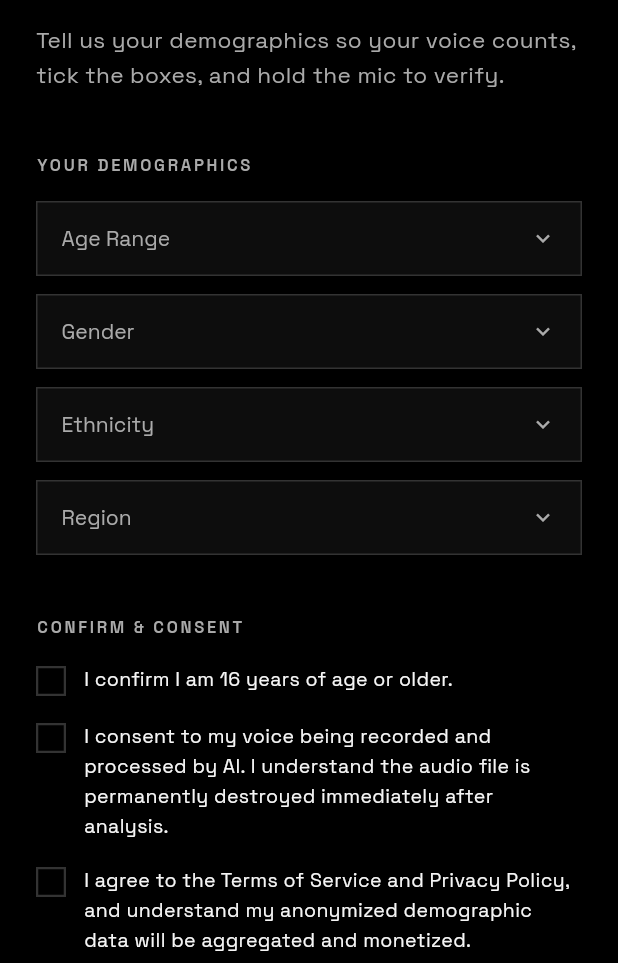
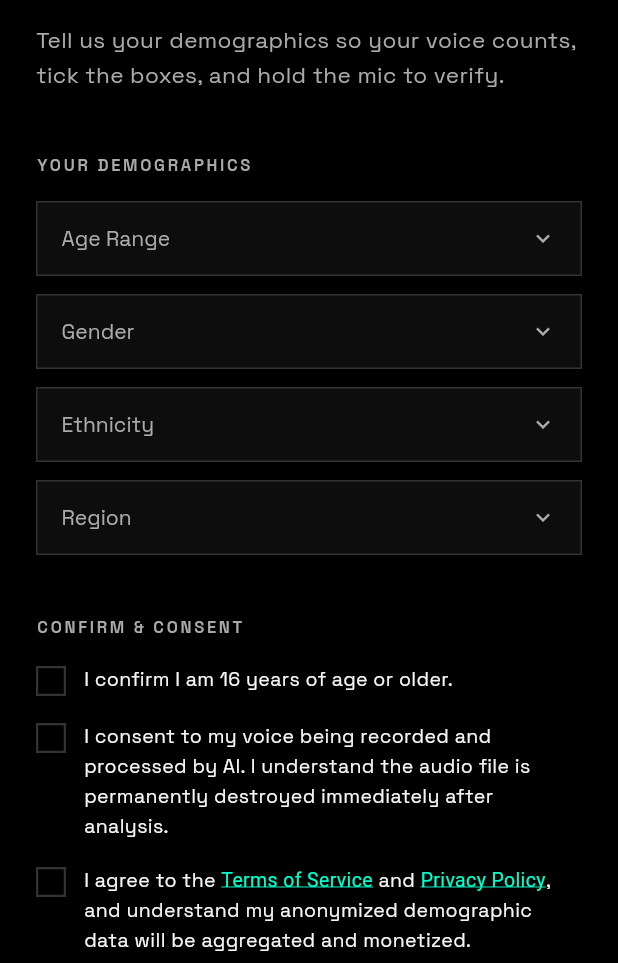
Before and after one commit to Warming-Neon/stewyrt-web, a Flutter app: the OnboardingScreen screen opened directly, on a phone screen of 412 x 824 dp, the part 273-1236 px from its top. Run offline on Flutter 3.47's test engine with Material 3 defaults, Android fonts, the phone set to English and light mode, and no system bars; our stand-ins replace appinio_swiper, cloud_firestore, firebase_auth, firebase_core, firebase_storage, google_fonts and 4 more; missing offline and left inert: dart:js_interop, dart:ui_web, record; accounts and stored records are empty; network calls fail.

Commit message:
Web platform compatibility and compliance UX
- StorageService: replace putFile/dart:io with putData + conditional import
  (upload_bytes_io.dart / upload_bytes_web.dart) for web audio upload support
- boot_router, day_one, recording_sheet, onboarding: kIsWeb guard on
  getTemporaryDirectory() — web uses empty path, native uses temp dir
- boot_router: compliance snackbar on web boot; try/catch with user-facing
  error snackbar on init failure
- onboarding: Terms and Privacy labels are now tappable links (url_launcher);
  _SharpCheckbox refactored from String to InlineSpan label
- onboarding: null-safe FirebaseAuth.currentUser check before upload
- pulse_screen: polls ordered descending by createdAt; debug logging added
- firestore_service, storage_service: debug logging for snapshot and upload events
- pubspec: add url_launcher ^6.3.0

Co-Authored-By: Claude Sonnet 4.6 <noreply@anthropic.com>

```diff
--- a/lib/screens/onboarding_screen.dart
+++ b/lib/screens/onboarding_screen.dart
@@ -1,7 +1,10 @@
 import 'dart:async';
 import 'dart:math';
+import 'package:flutter/foundation.dart';
+import 'package:flutter/gestures.dart';
 import 'package:flutter/material.dart';
 import 'package:flutter/services.dart';
+import 'package:url_launcher/url_launcher.dart';
 import 'package:google_fonts/google_fonts.dart';
 import 'package:path_provider/path_provider.dart';
 import 'package:record/record.dart';
@@ -64,6 +67,10 @@ class _OnboardingScreenState extends State<OnboardingScreen>
   int _phraseIndex = 0;
   Timer? _phraseTimer;
 
+  // ── Link recognizers ──────────────────────────────────────────────────────
+  late final TapGestureRecognizer _termsRecognizer;
+  late final TapGestureRecognizer _privacyRecognizer;
+
   // ── Shake animation (invalid tap feedback) ────────────────────────────────
   late final AnimationController _shakeController;
   late final Animation<double> _shakeAnimation;
@@ -92,6 +99,11 @@ class _OnboardingScreenState extends State<OnboardingScreen>
   void initState() {
     super.initState();
 
+    _termsRecognizer = TapGestureRecognizer()
+      ..onTap = () => _openUrl('https://stewyrt.com/terms.html');
+    _privacyRecognizer = TapGestureRecognizer()
+      ..onTap = () => _openUrl('https://stewyrt.com/privacy.html');
+
     _shakeController = AnimationController(
       vsync: this,
       duration: const Duration(milliseconds: 420),
@@ -107,6 +119,8 @@ class _OnboardingScreenState extends State<OnboardingScreen>
 
   @override
   void dispose() {
+    _termsRecognizer.dispose();
+    _privacyRecognizer.dispose();
     _shakeController.dispose();
     _maxDurationTimer?.cancel();
     _ampSub?.cancel();
@@ -126,6 +140,15 @@ class _OnboardingScreenState extends State<OnboardingScreen>
       _confirmedAge &&
       _consentRecording &&
       _agreedTerms;
+
+  // ── URL launcher ──────────────────────────────────────────────────────────
+
+  Future<void> _openUrl(String url) async {
+    final uri = Uri.parse(url);
+    if (!await launchUrl(uri, mode: LaunchMode.externalApplication)) {
+      debugPrint('[STEWYRT][ONBOARDING] Could not launch $url');
+    }
+  }
 
   // ── Error feedback ────────────────────────────────────────────────────────
 
@@ -156,9 +179,9 @@ class _OnboardingScreenState extends State<OnboardingScreen>
       return;
     }
 
-    final dir = await getTemporaryDirectory();
-    final filePath =
-        '${dir.path}/onboarding_${DateTime.now().millisecondsSinceEpoch}.m4a';
+    final filePath = kIsWeb
+        ? ''
+        : '${(await getTemporaryDirectory()).path}/onboarding_${DateTime.now().millisecondsSinceEpoch}.m4a';
 
     await _recorder.start(
       const RecordConfig(
@@ -231,7 +254,12 @@ class _OnboardingScreenState extends State<OnboardingScreen>
       _liveSamples.clear();
     });
 
-    final uid = FirebaseAuth.instance.currentUser!.uid;
+    final user = FirebaseAuth.instance.currentUser;
+    if (user == null) {
+      setState(() { _isRecording = false; _liveSamples.clear(); });
+      return;
+    }
+    final uid = user.uid;
 
     try {
       await StorageService.uploadOnboardingAudio(
@@ -416,7 +444,9 @@ class _OnboardingScreenState extends State<OnboardingScreen>
                 onChanged: _isRecording || _isUploading
                     ? null
                     : (v) => setState(() => _confirmedAge = v),
-                label: 'I confirm I am 16 years of age or older.',
+                label: const TextSpan(
+                  text: 'I confirm I am 16 years of age or older.',
+                ),
               ),
               const SizedBox(height: 16),
               _SharpCheckbox(
@@ -424,9 +454,10 @@ class _OnboardingScreenState extends State<OnboardingScreen>
                 onChanged: _isRecording || _isUploading
                     ? null
                     : (v) => setState(() => _consentRecording = v),
-                label:
-                    'I consent to my voice being recorded and processed by AI. '
-                    'I understand the audio file is permanently destroyed immediately after analysis.',
+                label: const TextSpan(
+                  text: 'I consent to my voice being recorded and processed by AI. '
+                      'I understand the audio file is permanently destroyed immediately after analysis.',
+                ),
               ),
               const SizedBox(height: 16),
               _SharpCheckbox(
@@ -434,9 +465,33 @@ class _OnboardingScreenState extends State<OnboardingScreen>
                 onChanged: _isRecording || _isUploading
                     ? null
                     : (v) => setState(() => _agreedTerms = v),
-                label:
-                    'I agree to the Terms of Service and Privacy Policy, and understand my '
-                    'anonymized demographic data will be aggregated and monetized.',
+                label: TextSpan(
+                  children: [
+                    const TextSpan(text: 'I agree to the '),
+                    TextSpan(
+                      text: 'Terms of Service',
+                      style: const TextStyle(
+                        color: Color(0xFF00FFCC),
+                        decoration: TextDecoration.underline,
+                        decorationColor: Color(0xFF00FFCC),
+                      ),
+                      recognizer: _termsRecognizer,
+                    ),
+                    const TextSpan(text: ' and '),
+                    TextSpan(
+                      text: 'Privacy Policy',
+                      style: const TextStyle(
+                        color: Color(0xFF00FFCC),
+                        decoration: TextDecoration.underline,
+                        decorationColor: Color(0xFF00FFCC),
+                      ),
+                      recognizer: _privacyRecognizer,
+                    ),
+                    const TextSpan(
+                      text: ', and understand my anonymized demographic data will be aggregated and monetized.',
+                    ),
+                  ],
+                ),
               ),
               const SizedBox(height: 48),
               _buildHoldButton(),
@@ -713,7 +768,7 @@ class _SharpCheckbox extends StatelessWidget {
 
   final bool value;
   final ValueChanged<bool>? onChanged;
-  final String label;
+  final InlineSpan label;
 
   @override
   Widget build(BuildContext context) {
@@ -746,7 +801,7 @@ class _SharpCheckbox extends StatelessWidget {
             ),
             const SizedBox(width: 12),
             Expanded(
-              child: Text(
+              child: Text.rich(
                 label,
                 style: GoogleFonts.spaceGrotesk(
                   fontSize: 13,
--- a/lib/services/firestore_service.dart
+++ b/lib/services/firestore_service.dart
@@ -129,6 +129,7 @@ class FirestoreService {
     });
 
     sub = docRef.snapshots().listen((snap) {
+      debugPrint('[STEWYRT][VERIFY] Snapshot — exists: ${snap.exists} | data: ${snap.data()}');
       if (!snap.exists) return;
       final data = snap.data();
       if (data == null || !data.containsKey('verifiedAt')) return;
--- /dev/null
+++ b/lib/services/upload_bytes_io.dart
@@ -0,0 +1,4 @@
+import 'dart:io';
+import 'dart:typed_data';
+
+Future<Uint8List> readPathAsBytes(String path) => File(path).readAsBytes();
--- a/lib/widgets/recording_sheet.dart
+++ b/lib/widgets/recording_sheet.dart
@@ -2,6 +2,7 @@ import 'dart:async';
 import 'dart:math';
 import 'package:cloud_firestore/cloud_firestore.dart';
 import 'package:firebase_auth/firebase_auth.dart';
+import 'package:flutter/foundation.dart';
 import 'package:flutter/material.dart';
 import 'package:flutter/services.dart';
 import 'package:google_fonts/google_fonts.dart';
@@ -161,8 +162,9 @@ class _RecordingSheetState extends State<RecordingSheet> {
       return;
     }
 
-    final dir  = await getTemporaryDirectory();
-    final path = '${dir.path}/rec_${DateTime.now().millisecondsSinceEpoch}.m4a';
+    final path = kIsWeb
+        ? ''
+        : '${(await getTemporaryDirectory()).path}/rec_${DateTime.now().millisecondsSinceEpoch}.m4a';
     debugPrint('[STEWYRT][RECORD] Recording to: $path');
 
     await _recorder.start(
--- a/pubspec.yaml
+++ b/pubspec.yaml
@@ -25,6 +25,7 @@ dependencies:
   web: ^1.1.1
   webview_flutter: ^4.13.1
   shared_preferences: ^2.3.0
+  url_launcher: ^6.3.0
   flutter_web_plugins:
     sdk: flutter
 
```
Also changed, not shown: lib/screens/boot_router.dart (+66 -0 lines), lib/screens/day_one_screen.dart (+8 -24 lines), lib/screens/pulse_screen.dart (+7 -2 lines), lib/services/storage_service.dart (+9 -15 lines), lib/services/upload_bytes_web.dart (added, +9 -0 lines), pubspec.lock, 2 other files.
